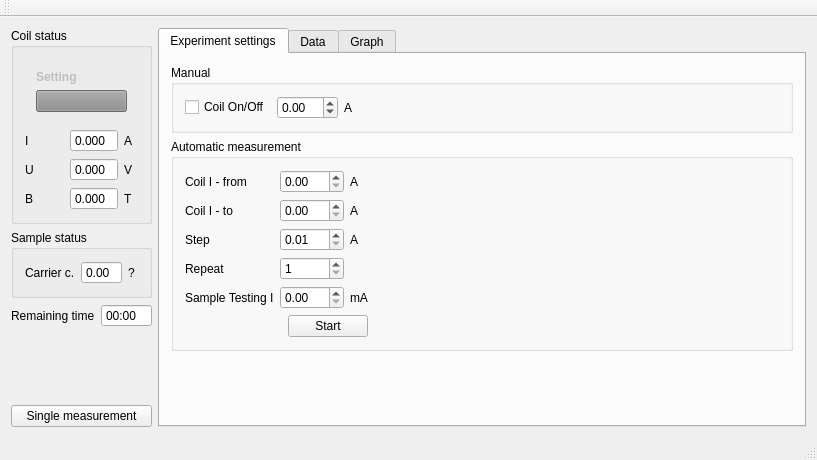
Above: hall/mainwindow.ui from mBr001/hall before the change. Below: the same form after it.
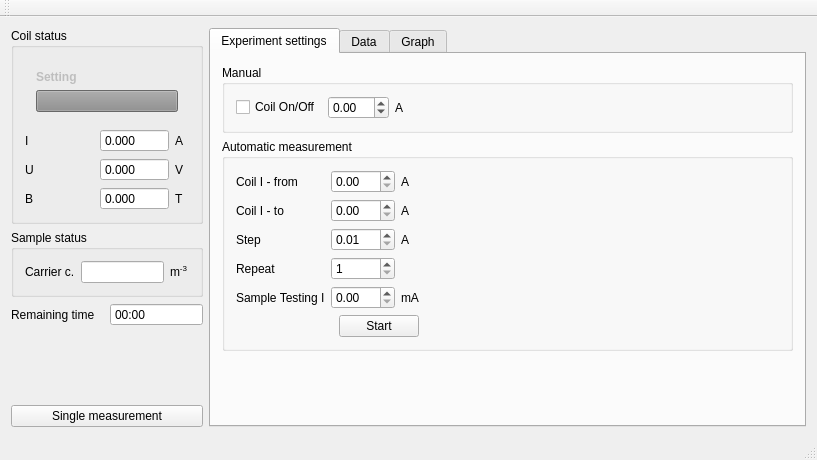
That is the form after the change. Custom widgets are drawn as their Qt base class.

```diff
--- a/hall/mainwindow.ui
+++ b/hall/mainwindow.ui
@@ -193,20 +193,21 @@
              </property>
             </widget>
            </item>
-           <item row="0" column="1">
-            <widget class="QDoubleSpinBox" name="samplecCarrierDoubleSpinBox">
-             <property name="readOnly">
-              <bool>true</bool>
-             </property>
-             <property name="buttonSymbols">
-              <enum>QAbstractSpinBox::NoButtons</enum>
-             </property>
-            </widget>
-           </item>
            <item row="0" column="2">
             <widget class="QLabel" name="label_9">
              <property name="text">
-              <string>?</string>
+              <string>&lt;!DOCTYPE HTML PUBLIC &quot;-//W3C//DTD HTML 4.0//EN&quot; &quot;http://www.w3.org/TR/REC-html40/strict.dtd&quot;&gt;
+&lt;html&gt;&lt;head&gt;&lt;meta name=&quot;qrichtext&quot; content=&quot;1&quot; /&gt;&lt;style type=&quot;text/css&quot;&gt;
+p, li { white-space: pre-wrap; }
+&lt;/style&gt;&lt;/head&gt;&lt;body style=&quot; font-family:'Sans Serif'; font-size:9pt; font-weight:400; font-style:normal;&quot;&gt;
+&lt;p style=&quot; margin-top:0px; margin-bottom:0px; margin-left:0px; margin-right:0px; -qt-block-indent:0; text-indent:0px;&quot;&gt;m&lt;span style=&quot; vertical-align:super;&quot;&gt;-3&lt;/span&gt;&lt;/p&gt;&lt;/body&gt;&lt;/html&gt;</string>
+             </property>
+            </widget>
+           </item>
+           <item row="0" column="1">
+            <widget class="QLineEdit" name="carriercLineEdit">
+             <property name="readOnly">
+              <bool>true</bool>
              </property>
             </widget>
            </item>
```
